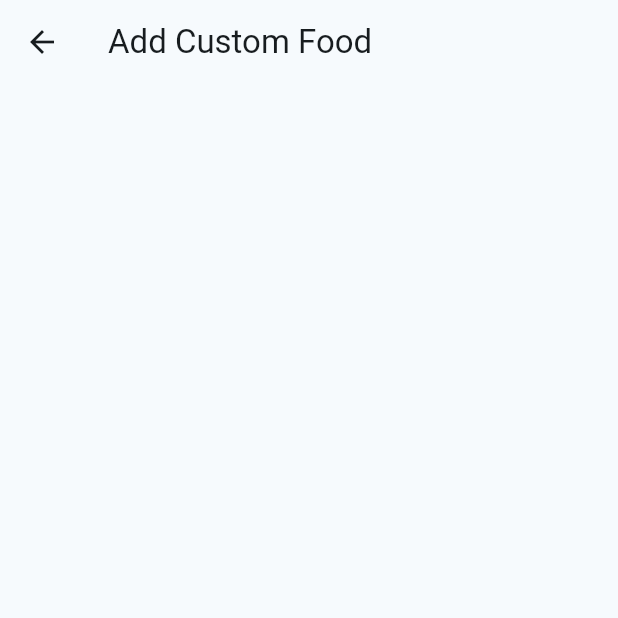
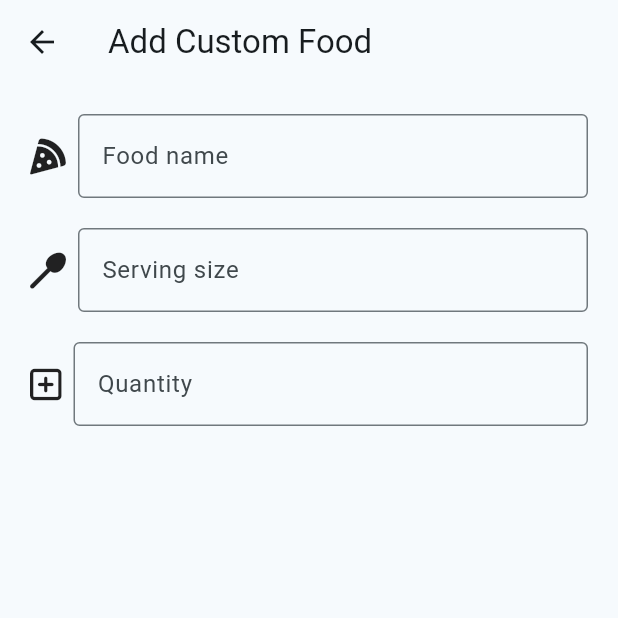
Before and after one commit to michellejw/bolus_calculator_v2, a Flutter app: the AddCustomFood screen opened directly, on a phone screen of 412 x 824 dp, the top half of it. Run offline on Flutter 3.47's test engine with Material 3 defaults, Android fonts, the phone set to English and light mode, and no system bars; our stand-ins replace font_awesome_flutter, gap.

Commit message:
updates to add custom food screen

```diff
--- a/lib/screens/add_custom_food.dart
+++ b/lib/screens/add_custom_food.dart
@@ -1,5 +1,6 @@
 import 'package:flutter/material.dart';
 import 'package:gap/gap.dart';
+import 'package:font_awesome_flutter/font_awesome_flutter.dart';
 
 class AddCustomFood extends StatefulWidget {
   const AddCustomFood({super.key});
@@ -16,10 +17,97 @@ class _AddCustomFoodState extends State<AddCustomFood> {
         title: const Text('Add Custom Food'),
       ),
       body: const SafeArea(
+        child: SingleChildScrollView(
           child: Column(
             children: [
               Gap(20.0),
+              AddCustomFoodForm(),
             ],
-        )));
+          ),
+        ),
+      ),
+    );
   }
 }
+
+class AddCustomFoodForm extends StatefulWidget {
+  const AddCustomFoodForm({super.key});
+
+  @override
+  State<AddCustomFoodForm> createState() => _AddCustomFoodFormState();
+}
+
+class _AddCustomFoodFormState extends State<AddCustomFoodForm> {
+  // Global key variable for the current form so that we can validate the form entries
+  final _customFoodFormKey = GlobalKey<FormState>();
+
+  @override
+  Widget build(BuildContext context) {
+    return Form(
+      key: _customFoodFormKey,
+      child: Padding(
+        padding: const EdgeInsets.symmetric(horizontal: 20.0),
+        child: Column(
+          children: [
+            Row(children: [
+              const FaIcon(FontAwesomeIcons.pizzaSlice),
+              const Gap(8.0),
+              Expanded(
+                child: TextFormField(
+                  decoration: const InputDecoration(
+                    border: OutlineInputBorder(),
+                    labelText: "Food name",
+                  ),
+                  validator: (value) {
+                    if (value == null || value.isEmpty) {
+                      return 'Please enter some text';
+                    }
+                    return null;
+                  },
+                ),
+              ),
+            ]),
+            const Gap(20.0),
+            Row(children: [
+              const FaIcon(FontAwesomeIcons.spoon),
+              const Gap(8.0),
+              Expanded(
+                child: TextFormField(
+                  decoration: const InputDecoration(
+                    border: OutlineInputBorder(),
+                    labelText: "Serving size",
+                  ),
+                  validator: (value) {
+                    if (value == null || value.isEmpty) {
+                      return 'Enter serving size';
+                    }
+                    return null;
+                  },
+                ),
+              ),
+            ]),
+            const Gap(20.0),
+            Row(children: [
+              const FaIcon(FontAwesomeIcons.squarePlus),
+              const Gap(8.0),
+              Expanded(
+                child: TextFormField(
+                  decoration: const InputDecoration(
+                    border: OutlineInputBorder(),
+                    labelText: "Quantity",
+                  ),
+                  validator: (value) {
+                    if (value == null || value.isEmpty) {
+                      return 'Enter quantity';
+                    }
+                    return null;
+                  },
+                ),
+              ),
+            ]),
+          ],
+        ),
+      ),
+    );
+  }
+}
--- a/lib/utilities/user_input_row.dart
+++ b/lib/utilities/user_input_row.dart
@@ -1,6 +1,7 @@
 import 'package:flutter/material.dart';
 import 'package:bolus_calculator_v2/utilities/constants.dart';
 import 'package:bolus_calculator_v2/utilities/buttons.dart';
+import 'package:font_awesome_flutter/font_awesome_flutter.dart';
 
 class SettingsInputRow extends StatelessWidget {
   final String inputText;
--- a/pubspec.yaml
+++ b/pubspec.yaml
@@ -14,6 +14,7 @@ dependencies:
   cupertino_icons: ^1.0.2
   sliding_up_panel: ^2.0.0+1
   http: ^1.2.0
+  font_awesome_flutter: ^10.7.0
 
 dev_dependencies:
   flutter_test:
```
Also changed, not shown: pubspec.lock. Lines whose indentation alone changed are shown as unchanged.
